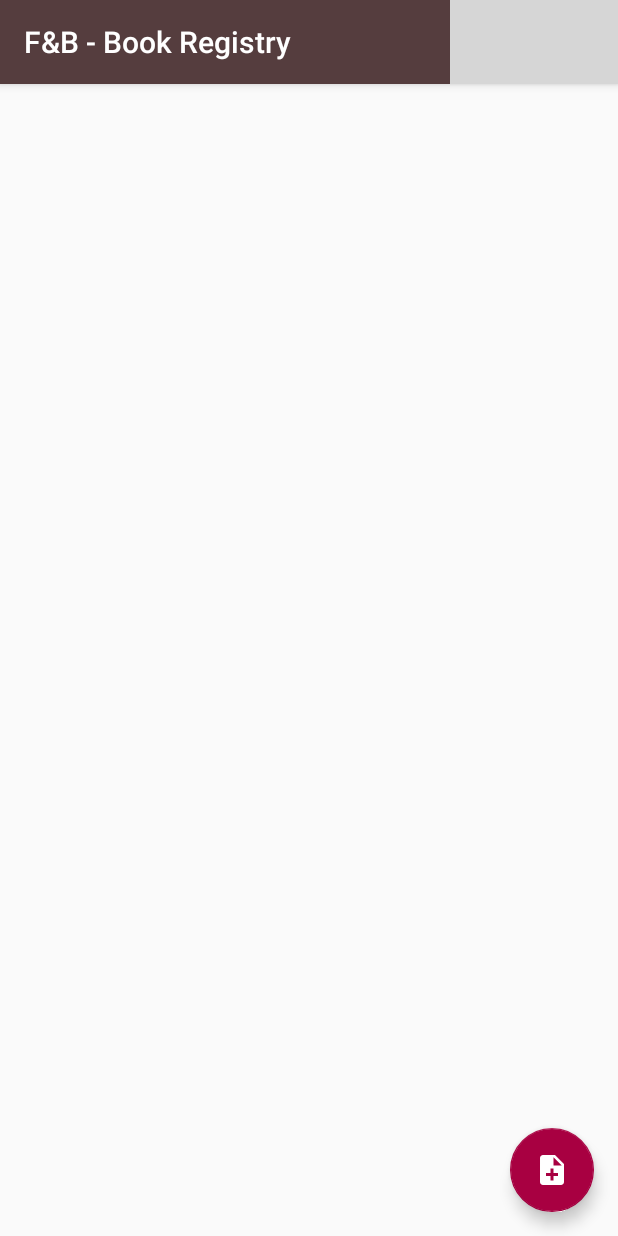
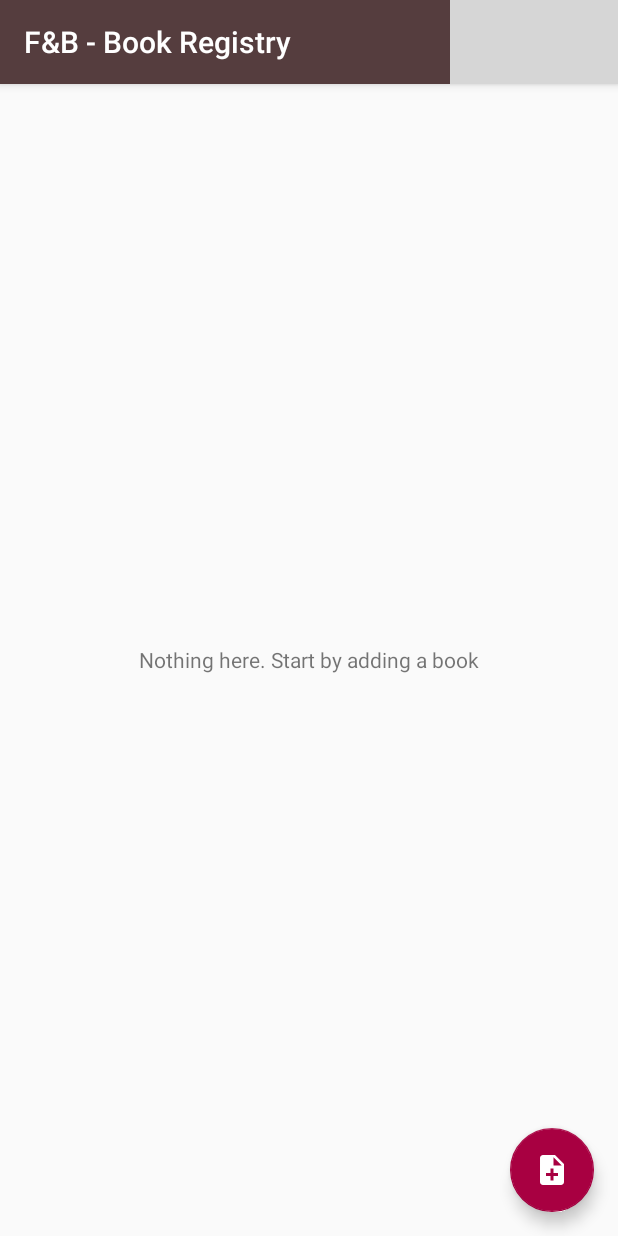
Before and after one commit to r4dixx/Flourish-And-Blotts-Book-Registry, an Android app: the screen it shows after launch (MainActivity), on a phone screen of 412 x 824 dp. Run offline under Robolectric (Android 15) with nearby library versions, the light colour scheme and no system bars; grey boxes are pictures that could not be loaded.

Commit message:
:children_crossing: Empty state
Showing a descriptive text in case listview is empty

```diff
--- a/app/src/main/java/com/r4dixx/fbbookregistry/MainActivity.java
+++ b/app/src/main/java/com/r4dixx/fbbookregistry/MainActivity.java
@@ -71,6 +71,8 @@ public class MainActivity extends AppCompatActivity {
                 null);
 
         ListView lv = findViewById(R.id.list);
+        View emptyView = findViewById(R.id.empty_view);
+        lv.setEmptyView(emptyView);
         BookCursorAdapter adpt = new BookCursorAdapter(this, curs);
         lv.setAdapter(adpt);
 
--- a/app/src/main/res/layout/content_main.xml
+++ b/app/src/main/res/layout/content_main.xml
@@ -1,8 +1,22 @@
 <?xml version="1.0" encoding="utf-8"?>
-<ListView xmlns:android="http://schemas.android.com/apk/res/android"
-    android:id="@+id/list"
+<RelativeLayout xmlns:android="http://schemas.android.com/apk/res/android"
+    xmlns:tools="http://schemas.android.com/tools"
     android:layout_width="match_parent"
     android:layout_height="match_parent"
-    android:layout_below="@id/toolbar_main_container"
-    android:orientation="vertical"
-    android:padding="@dimen/activity_margins" />
+    tools:context=".MainActivity">
+
+    <ListView xmlns:android="http://schemas.android.com/apk/res/android"
+        android:id="@+id/list"
+        android:layout_width="match_parent"
+        android:layout_height="match_parent"
+        android:layout_below="@id/toolbar_main_container"
+        android:orientation="vertical"
+        android:padding="@dimen/activity_margins" />
+
+    <TextView
+        android:id="@+id/empty_view"
+        android:layout_width="match_parent"
+        android:layout_height="match_parent"
+        android:gravity="center"
+        android:text="Nothing here. Start by adding a book"/>
+</RelativeLayout>
```
